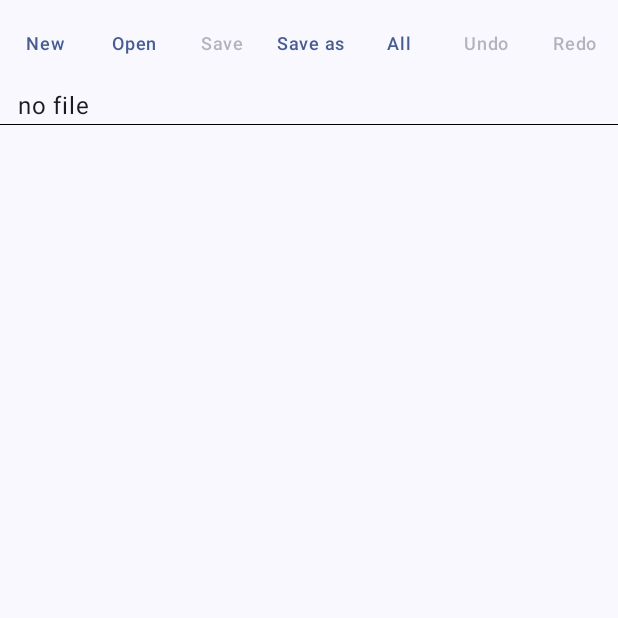
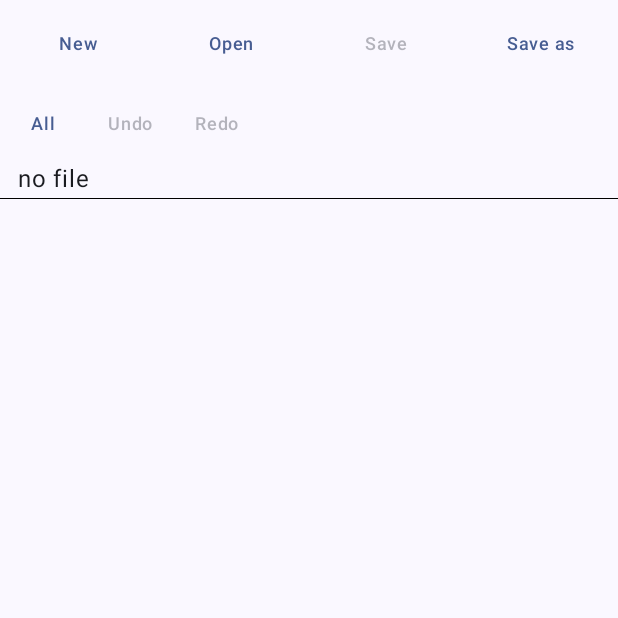
Before and after one commit to LucasTavaresA/Edit, an Android app built with Jetpack Compose: the screen it shows after launch (MainActivity), on a phone screen of 412 x 824 dp, the top half of it. Run offline under Robolectric (Android 15) with nearby library versions, the phone set to English and light mode, and no system bars.

Commit message:
Give the keyboard its own layout and stop the row growing per button
Making a button square by dividing the width by the number of buttons
quietly made the row taller every time a button left it: at four, a
square is 103dp and most of it is black around the word. Height and
count are now separate: the file row is a seventh of the shorter edge
tall whatever it holds, about 58dp, the height it had as seven squares
and comfortably over the platform's 48dp. Squares go, since four
buttons across the full width can only be square at 103dp.

The chrome becomes three rows. New, Open, Save and Save as are not
reached for mid-sentence, so that row hides while the keyboard is up,
following the IME inset itself so dismissing the keyboard with Back
brings it back. Select all, Undo and Redo stay, as ordinary text
buttons, since they undo the sentence being typed. Under them the
file's name, or why a save failed, gets a line of its own with a pixel
of padding above and below, aligned with the text because it is
something to read, and it stays visible while typing.

Two inset fixes came with it. safeDrawing counts the IME, so padding
the whole column with it shrank the toolbar as the keyboard rose; the
column now pays the top and sides and the editor pays the bottom,
keyboard included. And the manifest never set windowSoftInputMode, so
the system chose per orientation: portrait resized and landscape
panned, sliding the window up until the toolbar left the screen and
the file name was cut by the status bar. That looks like a layout bug
but no inset arithmetic can reach it; adjustResize is the fix. Both
are recorded in PROGRESS.md, with the note that which toolbar row is on
screen depends on the keyboard.

```diff
--- a/app/src/main/AndroidManifest.xml
+++ b/app/src/main/AndroidManifest.xml
@@ -15,10 +15,19 @@
             would arrive in the middle of editing. Nothing here is read outside composition, so
             Compose sees the new configuration and lays out again on its own.
         -->
+        <!--
+            The keyboard must arrive as an inset and never as a shove. Left unsaid this is
+            `adjustUnspecified` and the system picks, which it did differently per orientation:
+            portrait resized, landscape panned — and panning slides the whole window up to keep the
+            cursor above the keyboard, which took the toolbar off the top of the screen and cut the
+            file's name in half against the status bar. Asking for resize is what makes the IME an
+            inset the layout can pay deliberately, in the one place that should pay it.
+        -->
         <activity
             android:name=".MainActivity"
             android:configChanges="orientation|screenSize|screenLayout|smallestScreenSize|keyboard|keyboardHidden|navigation|uiMode|density|fontScale"
-            android:exported="true">
+            android:exported="true"
+            android:windowSoftInputMode="adjustResize">
             <intent-filter>
                 <action android:name="android.intent.action.MAIN" />
                 <category android:name="android.intent.category.LAUNCHER" />
--- a/app/src/main/java/com/lucasta/edit/MainActivity.kt
+++ b/app/src/main/java/com/lucasta/edit/MainActivity.kt
@@ -21,8 +21,13 @@ import androidx.compose.foundation.layout.fillMaxHeight
 import androidx.compose.foundation.layout.fillMaxSize
 import androidx.compose.foundation.layout.fillMaxWidth
 import androidx.compose.foundation.layout.height
+import androidx.compose.foundation.layout.WindowInsets
+import androidx.compose.foundation.layout.WindowInsetsSides
+import androidx.compose.foundation.layout.ime
+import androidx.compose.foundation.layout.only
 import androidx.compose.foundation.layout.padding
-import androidx.compose.foundation.layout.safeDrawingPadding
+import androidx.compose.foundation.layout.safeDrawing
+import androidx.compose.foundation.layout.windowInsetsPadding
 import androidx.compose.material3.AlertDialog
 import androidx.compose.material3.ColorScheme
 import androidx.compose.material3.HorizontalDivider
@@ -42,6 +47,7 @@ import androidx.compose.runtime.mutableStateOf
 import androidx.compose.runtime.remember
 import androidx.compose.runtime.rememberCoroutineScope
 import androidx.compose.runtime.setValue
+import androidx.compose.ui.Alignment
 import androidx.compose.ui.Modifier
 import androidx.compose.ui.graphics.Color
 import androidx.compose.ui.graphics.RectangleShape
@@ -242,31 +248,60 @@ private fun Editor(opened: Uri? = null) {
         }
     }
 
-    Column(Modifier.fillMaxSize().safeDrawingPadding()) {
-        // The seven share the width between them and the row is exactly as tall as one of them is
-        // wide, so every button is a square and the row ends where the screen does. Measuring the
-        // width here rather than asking the configuration for it is what keeps that true in
-        // landscape and beside a cutout, where the padding above has already taken its share.
+    val safe = WindowInsets.safeDrawing
+    val pixel = with(LocalDensity.current) { 1.toDp() }
+    // The column owes the top and the sides and nothing else. The bottom, keyboard included, is
+    // the editor's to pay, and that split is what keeps the toolbar still: `safeDrawing` counts
+    // the IME, so padding the whole column with it made the row shorter the instant the keyboard
+    // came up — the row takes its height from what is left of the screen, and in landscape the
+    // keyboard is most of it.
+    Column(
+        Modifier.fillMaxSize().windowInsetsPadding(
+            safe.only(WindowInsetsSides.Horizontal + WindowInsetsSides.Top)
+        )
+    ) {
+        // What a file is — opening one, starting one, writing one out — is not what anyone reaches
+        // for mid-sentence, so the whole row goes while the keyboard is up and gives the screen it
+        // was taking to the text. Asking the IME inset for its height rather than asking whether a
+        // field holds focus is what makes it follow the keyboard itself: dismissing the keyboard
+        // with Back brings the row back without touching the cursor.
+        //
+        // The four share the width between them and the row is a seventh of the shorter edge tall.
+        // Measuring the edge here rather than asking the configuration for it is what keeps that
+        // right in landscape and beside a cutout, where the padding above has already taken its
+        // share; taking the shorter of the two is what stops the row being a quarter of the screen
+        // in landscape, where the width is more than twice the height.
+        if (WindowInsets.ime.getBottom(LocalDensity.current) == 0) {
             BoxWithConstraints(Modifier.fillMaxWidth()) {
-            Row(Modifier.fillMaxWidth().height(maxWidth / TOOLS)) {
+                Row(Modifier.fillMaxWidth().height(minOf(maxWidth, maxHeight) / ROW_SHARE)) {
                     Tool("New") { new() }
                     Tool("Open") { open.launch(arrayOf("*/*")) }
                     Tool("Save", enabled = file != null) { save() }
                     Tool("Save as") { saveAs.launch(name) }
+                }
+            }
+        }
+        // These stay put whatever the keyboard does, because they are what is wanted mid-sentence:
+        // what they undo is the sentence being typed.
+        Row(Modifier.fillMaxWidth(), verticalAlignment = Alignment.CenterVertically) {
             // Select all works on the document and not on the window, which is the only way it
             // could work: the field holds a few kilobytes of whatever is open.
-                Tool("All") { scope.launch { document.selectAll() } }
-                Tool("Undo", enabled = document.canUndo) { scope.launch { document.undo() } }
-                Tool("Redo", enabled = document.canRedo) { scope.launch { document.redo() } }
+            Op("All") { scope.launch { document.selectAll() } }
+            Op("Undo", enabled = document.canUndo) { scope.launch { document.undo() } }
+            Op("Redo", enabled = document.canRedo) { scope.launch { document.redo() } }
         }
-        }
-        Text(status, Modifier.padding(horizontal = 12.dp))
+        // A pixel above and a pixel below and nothing else, so the row is as tall as the sentence
+        // in it and no taller. It is not a control and it should not be given the room of one: it
+        // says which file this is, or why a save did not happen, and it is aligned with the text
+        // below rather than with the buttons above because it is something to read.
+        Text(status, Modifier.fillMaxWidth().padding(horizontal = 12.dp, vertical = pixel))
         // One physical pixel, not one dp: a dense panel puts nearly three pixels in a dp, and at that
         // width the rule reads as a bar across the screen rather than as a line under the toolbar.
-        HorizontalDivider(thickness = with(LocalDensity.current) { 1.toDp() })
+        HorizontalDivider(thickness = pixel)
         DocumentEditor(
             state = document,
-            modifier = Modifier.fillMaxWidth().weight(1f).padding(horizontal = 12.dp),
+            modifier = Modifier.fillMaxWidth().weight(1f).padding(horizontal = 12.dp)
+                .windowInsetsPadding(safe.only(WindowInsetsSides.Bottom)),
         )
     }
 
@@ -300,20 +335,30 @@ private fun Editor(opened: Uri? = null) {
     }
 }
 
-/** How many buttons the toolbar has, which is also how the width is divided. */
-private const val TOOLS = 7
+/**
+ * How much of the shorter edge the file row is tall: a seventh of it, about 58dp on a phone 411dp wide.
+ *
+ * It used to be a share per button, so that a button came out square. That was right while the row
+ * held seven and then six, and it stopped being right at four, where a square is 103dp and most of
+ * what the row shows is the black around the word. Height and count are separate questions and
+ * this is the answer to the height one: a seventh of the shorter edge is a comfortable touch row,
+ * comfortably over the 48dp the platform asks for, and it is the height the row had when it was
+ * seven squares. Tying it to a fraction rather than to a count also means taking a button out of
+ * the row no longer makes the row taller, which is a strange thing for a row to do.
+ */
+private const val ROW_SHARE = 7
 
 /**
- * One button on the toolbar: a square, and a seventh of the width.
+ * One button on the file row: an equal share of the width, however many there are.
  *
- * The row hands out its width by weight and fixes its own height to a seventh of that, so the
- * shape falls out of the arithmetic rather than being asked for — nothing here is a number chosen
- * against any one phone, and nothing is left over at the end of the row. Material's own sizing does
- * not enter into it: a weight is a fixed constraint, so the 58dp minimum width that used to push
- * the seventh button off the screen never applies.
+ * The row hands out its width by weight, so nothing is left over at the end of it and no number
+ * here was chosen against any one phone. Material's own sizing does not enter into it: a weight is a
+ * fixed constraint, so the 58dp minimum width that used to push the last button off the screen
+ * never applies.
  *
- * The shape is square rather than the pill Material gives a text button, since the pill is what
- * the ripple is cut to and a round ripple inside a square target reads as a smaller target.
+ * The shape is squared off rather than the pill Material gives a text button, since the pill is
+ * what the ripple is cut to and a round ripple inside a rectangular target reads as a smaller
+ * target than the target is.
  *
  * The type is a step down from the `labelLarge` a button would otherwise take, and that is the
  * widest label's doing: at full size "Save as" is wider than a square and wraps, which leaves one
@@ -338,3 +383,18 @@ private fun RowScope.Tool(label: String, enabled: Boolean = true, onClick: () ->
         )
     }
 }
+
+/**
+ * One button on the row that stays. These sit beside the file's name rather than in the squares
+ * above, so they are ordinary text buttons: the name needs the rest of the width, and a row that
+ * has to hold a wrapped error message cannot also be as tall as it is wide.
+ */
+@Composable
+private fun Op(label: String, enabled: Boolean = true, onClick: () -> Unit) {
+    TextButton(
+        onClick = onClick,
+        enabled = enabled,
+        shape = RectangleShape,
+        contentPadding = PaddingValues(horizontal = 12.dp),
+    ) { Text(label, style = MaterialTheme.typography.labelMedium, maxLines = 1) }
+}
```
Also changed, not shown: 1 other file. Lines whose indentation alone changed are shown as unchanged.
